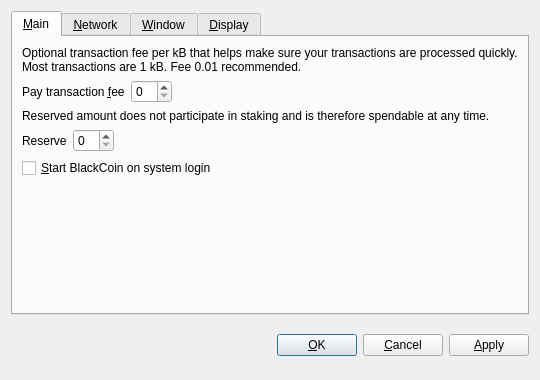
Old version of the form src/qt/forms/optionsdialog.ui in the repository chavezcoin-project/chavezcoin-1.
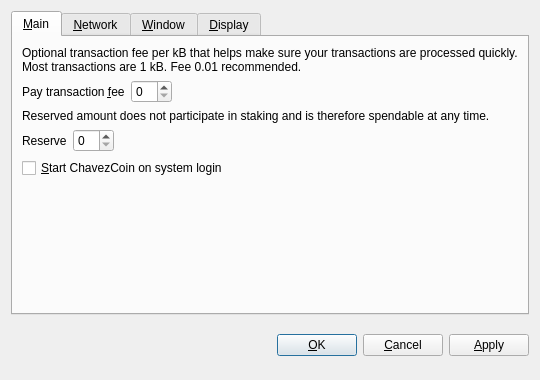
New version of the form. Custom widgets are drawn as their Qt base class.

```diff
--- a/src/qt/forms/optionsdialog.ui
+++ b/src/qt/forms/optionsdialog.ui
@@ -128,7 +128,7 @@
           <string>Automatically start BlackCoin after logging in to the system.</string>
          </property>
          <property name="text">
-          <string>&amp;Start BlackCoin on system login</string>
+          <string>&amp;Start ChavezCoin on system login</string>
          </property>
         </widget>
        </item>
```
Left out of the diff: 8 changed lines with no effect on the pictures.
